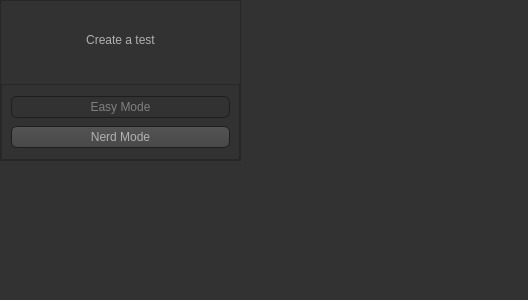
The window that script/gui/test_create.ui (Nater0214/Py-Grader) describes before a commit, drawn with Qt 5.
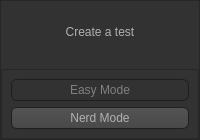
The same window after the commit. Icons and pictures are not drawn.

Commit message: Get nerd mode create to work

Patch:
```diff
--- a/script/gui/test_create.ui
+++ b/script/gui/test_create.ui
@@ -6,8 +6,8 @@
    <rect>
     <x>0</x>
     <y>0</y>
-    <width>528</width>
-    <height>300</height>
+    <width>200</width>
+    <height>140</height>
    </rect>
   </property>
   <property name="windowTitle">
@@ -504,8 +504,8 @@
     <rect>
      <x>0</x>
      <y>0</y>
-     <width>241</width>
-     <height>161</height>
+     <width>200</width>
+     <height>140</height>
     </rect>
    </property>
    <property name="frameShape">
```
Left out of the diff: 6 changed lines with no effect on the pictures. The commit also changes 2 other files.
